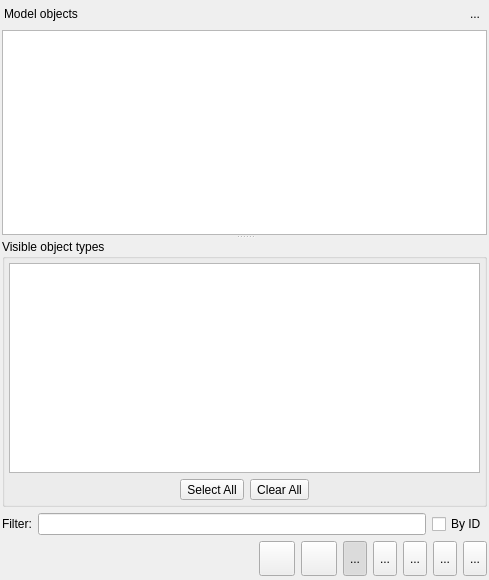
The window that libs/libgui/ui/widgets/modelobjectswidget.ui (pgmodeler/pgmodeler) describes before a commit, drawn with Qt 5.
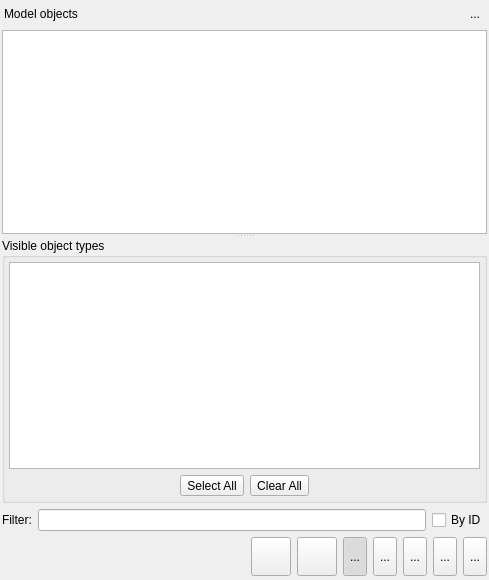
The same window after the commit. Icons and pictures are not drawn.

```diff
--- a/libs/libgui/ui/widgets/modelobjectswidget.ui
+++ b/libs/libgui/ui/widgets/modelobjectswidget.ui
@@ -426,6 +426,12 @@
                <property name="alternatingRowColors">
                 <bool>true</bool>
                </property>
+               <property name="iconSize">
+                <size>
+                 <width>28</width>
+                 <height>28</height>
+                </size>
+               </property>
                <property name="currentRow">
                 <number>-1</number>
                </property>
@@ -682,13 +688,16 @@
        </property>
        <property name="iconSize">
         <size>
-         <width>28</width>
-         <height>28</height>
+         <width>32</width>
+         <height>32</height>
         </size>
        </property>
        <property name="shortcut">
         <string>Return</string>
        </property>
+       <property name="autoRaise">
+        <bool>false</bool>
+       </property>
       </widget>
      </item>
      <item>
@@ -717,13 +726,16 @@
        </property>
        <property name="iconSize">
         <size>
-         <width>28</width>
-         <height>28</height>
+         <width>32</width>
+         <height>32</height>
         </size>
        </property>
        <property name="shortcut">
         <string>Esc</string>
        </property>
+       <property name="autoRaise">
+        <bool>false</bool>
+       </property>
       </widget>
      </item>
      <item>
@@ -755,8 +767,8 @@
        </property>
        <property name="iconSize">
         <size>
-         <width>28</width>
-         <height>28</height>
+         <width>32</width>
+         <height>32</height>
         </size>
        </property>
        <property name="checkable">
@@ -765,6 +777,9 @@
        <property name="checked">
         <bool>true</bool>
        </property>
+       <property name="autoRaise">
+        <bool>false</bool>
+       </property>
       </widget>
      </item>
      <item>
@@ -793,13 +808,16 @@
        </property>
        <property name="iconSize">
         <size>
-         <width>28</width>
-         <height>28</height>
+         <width>32</width>
+         <height>32</height>
         </size>
        </property>
        <property name="checkable">
         <bool>true</bool>
        </property>
+       <property name="autoRaise">
+        <bool>false</bool>
+       </property>
       </widget>
      </item>
      <item>
@@ -828,8 +846,8 @@
        </property>
        <property name="iconSize">
         <size>
-         <width>28</width>
-         <height>28</height>
+         <width>32</width>
+         <height>32</height>
         </size>
        </property>
        <property name="checkable">
@@ -838,6 +856,9 @@
        <property name="checked">
         <bool>false</bool>
        </property>
+       <property name="autoRaise">
+        <bool>false</bool>
+       </property>
       </widget>
      </item>
      <item>
@@ -866,13 +887,16 @@
        </property>
        <property name="iconSize">
         <size>
-         <width>28</width>
-         <height>28</height>
+         <width>32</width>
+         <height>32</height>
         </size>
        </property>
        <property name="checkable">
         <bool>false</bool>
        </property>
+       <property name="autoRaise">
+        <bool>false</bool>
+       </property>
       </widget>
      </item>
      <item>
@@ -901,13 +925,16 @@
        </property>
        <property name="iconSize">
         <size>
-         <width>28</width>
-         <height>28</height>
+         <width>32</width>
+         <height>32</height>
         </size>
        </property>
        <property name="checkable">
         <bool>false</bool>
        </property>
+       <property name="autoRaise">
+        <bool>false</bool>
+       </property>
       </widget>
      </item>
     </layout>
```
